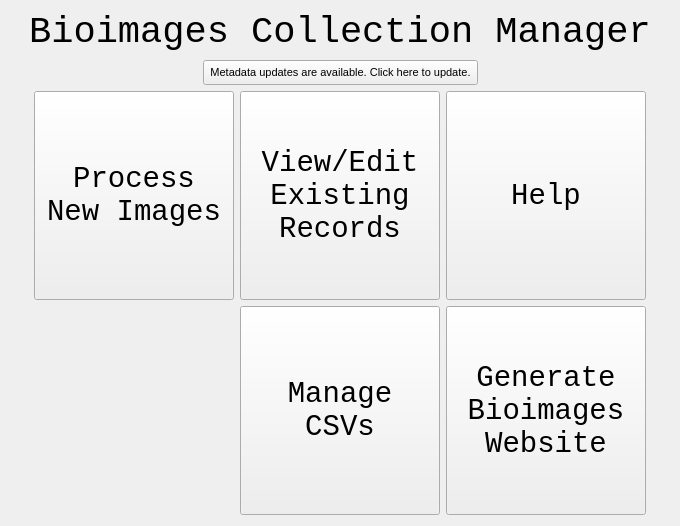
Above: src/startwindow.ui from kopolzin/bioimages-collection-manager before the change. Below: the same form after it.
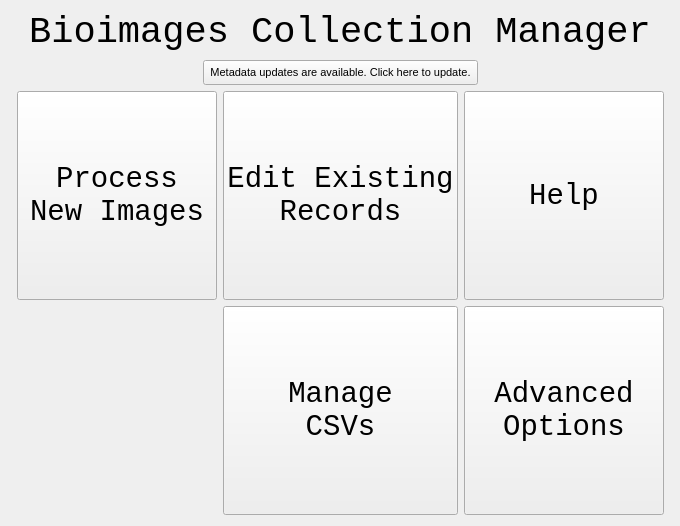
That is the form after the change. Icons and pictures are not drawn.

Commit message: Renamed "View/Edit Existing" to "Edit Existing" and "Generate Bioimages Website" to "Advanced Options"

Patch:
```diff
--- a/src/startwindow.ui
+++ b/src/startwindow.ui
@@ -295,9 +295,8 @@
           <bool>false</bool>
          </property>
          <property name="text">
-          <string>Generate
-Bioimages
-Website</string>
+          <string>Advanced
+Options</string>
          </property>
         </widget>
        </item>
@@ -354,8 +353,7 @@
           <bool>false</bool>
          </property>
          <property name="text">
-          <string>View/Edit
-Existing
+          <string>Edit Existing
 Records</string>
          </property>
         </widget>
```
Left out of the diff: 8 changed lines with no effect on the pictures. The commit also changes 13 other files.
